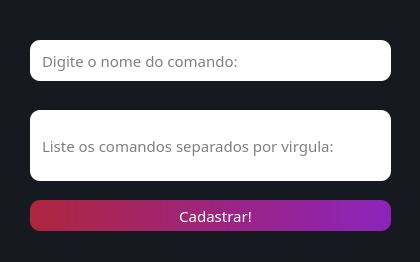
Qt form testes/_TESTE/rotina.ui (FariasMarina/Minerva) before a commit.
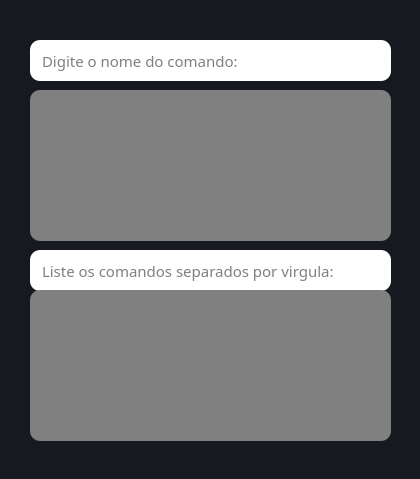
The same form after that commit. Icons and pictures are not drawn.

```diff
--- a/testes/_TESTE/rotina.ui
+++ b/testes/_TESTE/rotina.ui
@@ -7,7 +7,7 @@
     <x>0</x>
     <y>0</y>
     <width>420</width>
-    <height>262</height>
+    <height>479</height>
    </rect>
   </property>
   <property name="windowTitle">
@@ -50,9 +50,9 @@
     <property name="geometry">
      <rect>
       <x>30</x>
-      <y>110</y>
+      <y>250</y>
       <width>361</width>
-      <height>71</height>
+      <height>41</height>
      </rect>
     </property>
     <property name="font">
@@ -75,7 +75,7 @@
     <property name="geometry">
      <rect>
       <x>30</x>
-      <y>200</y>
+      <y>350</y>
       <width>361</width>
       <height>31</height>
      </rect>
@@ -96,6 +96,114 @@
      <string>Cadastrar!</string>
     </property>
    </widget>
+   <widget class="QPushButton" name="pushButton_2">
+    <property name="geometry">
+     <rect>
+      <x>30</x>
+      <y>300</y>
+      <width>171</width>
+      <height>31</height>
+     </rect>
+    </property>
+    <property name="font">
+     <font>
+      <family>Century Gothic</family>
+      <pointsize>11</pointsize>
+     </font>
+    </property>
+    <property name="styleSheet">
+     <string notr="true">background-color: qlineargradient(spread:reflect, x1:0, y1:0, x2:1, y2:0, stop:0 rgba(175, 37, 62, 255), stop:1 rgba(139, 36, 188, 255));
+border-radius:10px;
+padding-left: 10px;
+color: #ffffff</string>
+    </property>
+    <property name="text">
+     <string>Adicionar</string>
+    </property>
+   </widget>
+   <widget class="QListWidget" name="listWidget_2">
+    <property name="geometry">
+     <rect>
+      <x>30</x>
+      <y>90</y>
+      <width>361</width>
+      <height>151</height>
+     </rect>
+    </property>
+    <property name="font">
+     <font>
+      <pointsize>11</pointsize>
+     </font>
+    </property>
+    <property name="styleSheet">
+     <string notr="true">background-color:gray; border-radius:10px;</string>
+    </property>
+    <property name="sortingEnabled">
+     <bool>false</bool>
+    </property>
+   </widget>
+   <widget class="QListWidget" name="listWidget">
+    <property name="geometry">
+     <rect>
+      <x>30</x>
+      <y>290</y>
+      <width>361</width>
+      <height>151</height>
+     </rect>
+    </property>
+    <property name="font">
+     <font>
+      <pointsize>11</pointsize>
+     </font>
+    </property>
+    <property name="styleSheet">
+     <string notr="true">background-color:gray; border-radius:10px;</string>
+    </property>
+    <property name="dragEnabled">
+     <bool>true</bool>
+    </property>
+    <property name="dragDropOverwriteMode">
+     <bool>true</bool>
+    </property>
+    <property name="dragDropMode">
+     <enum>QAbstractItemView::DragOnly</enum>
+    </property>
+    <property name="sortingEnabled">
+     <bool>false</bool>
+    </property>
+   </widget>
+   <widget class="QPushButton" name="pushButton_3">
+    <property name="geometry">
+     <rect>
+      <x>210</x>
+      <y>300</y>
+      <width>171</width>
+      <height>31</height>
+     </rect>
+    </property>
+    <property name="font">
+     <font>
+      <family>Century Gothic</family>
+      <pointsize>11</pointsize>
+     </font>
+    </property>
+    <property name="styleSheet">
+     <string notr="true">background-color: qlineargradient(spread:reflect, x1:0, y1:0, x2:1, y2:0, stop:0 rgba(175, 37, 62, 255), stop:1 rgba(139, 36, 188, 255));
+border-radius:10px;
+padding-left: 10px;
+color: #ffffff</string>
+    </property>
+    <property name="text">
+     <string>Deletar</string>
+    </property>
+   </widget>
+   <zorder>pushButton_3</zorder>
+   <zorder>lineEdit</zorder>
+   <zorder>lineEdit_2</zorder>
+   <zorder>pushButton</zorder>
+   <zorder>pushButton_2</zorder>
+   <zorder>listWidget_2</zorder>
+   <zorder>listWidget</zorder>
   </widget>
   <widget class="QStatusBar" name="statusbar"/>
  </widget>
```
